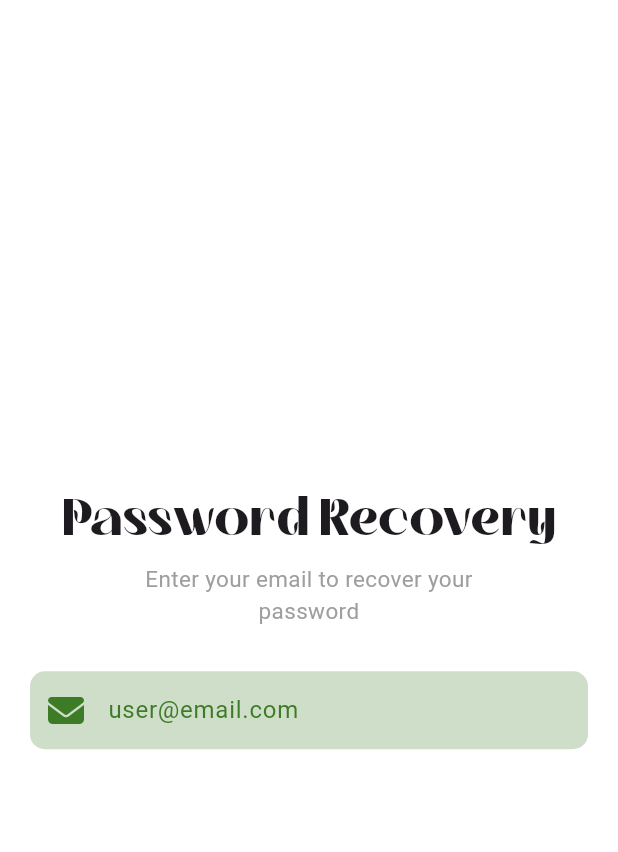
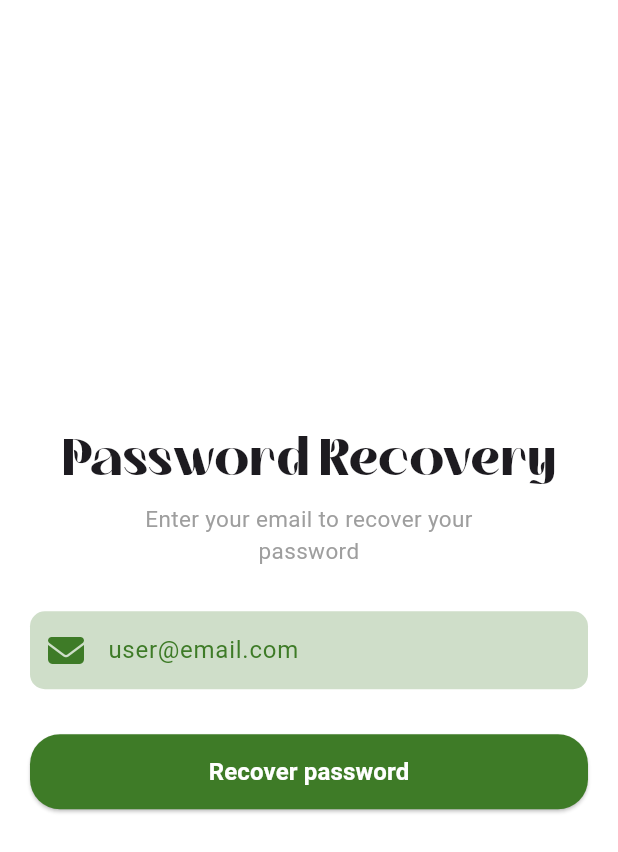
Before and after one commit to EsAm1973/Mazraaty, a Flutter app: the screen it shows after launch, on a phone screen of 412 x 824 dp. Shown: the top 852 px of the screen. Run offline on Flutter 3.47's test engine with Material 3 defaults, Android fonts, the light colour scheme and no system bars; our stand-ins replace font_awesome_flutter, go_router, google_fonts, image_picker; Roboto replaces fonts that are missing (Inder).

Commit message:
create recover password button

```diff
--- /dev/null
+++ b/lib/Features/authentication/presentation/views/widgets/recoverpass_button.dart
@@ -0,0 +1,14 @@
+import 'package:flutter/material.dart';
+import 'package:mazraaty/Core/widgets/custom_button.dart';
+
+class RecoverPassButton extends StatelessWidget {
+  const RecoverPassButton({super.key, required this.onPressed});
+  final VoidCallback? onPressed;
+  @override
+  Widget build(BuildContext context) {
+    return CustomElevatedButton(
+      text: 'Recover password',
+      onPressed: onPressed,
+    );
+  }
+}
--- a/lib/Features/authentication/presentation/views/widgets/recoverpass_view_body.dart
+++ b/lib/Features/authentication/presentation/views/widgets/recoverpass_view_body.dart
@@ -1,4 +1,6 @@
 import 'package:flutter/material.dart';
+import 'package:mazraaty/Core/widgets/custom_button.dart';
+import 'package:mazraaty/Features/authentication/presentation/views/widgets/recoverpass_button.dart';
 import 'package:mazraaty/Features/authentication/presentation/views/widgets/recoverpass_email_textfeild.dart';
 import 'package:mazraaty/Features/authentication/presentation/views/widgets/recoverpass_title.dart';
 
@@ -14,20 +16,17 @@ class RecoverPassViewBody extends StatelessWidget {
           mainAxisAlignment: MainAxisAlignment.center,
           children: [
             const RecoverPassTitle(),
-            const SizedBox(height: 30,),
+            const SizedBox(
+              height: 30,
+            ),
             RecoverPassEmailTextFeild(emailController: emailController),
+            const SizedBox(
+              height: 30,
+            ),
+            RecoverPassButton(onPressed: () {}),
           ],
         ),
       ),
     );
   }
 }
-
-class RecoverPassButton extends StatelessWidget {
-  const RecoverPassButton({super.key});
-
-  @override
-  Widget build(BuildContext context) {
-    return const Placeholder();
-  }
-}
```
